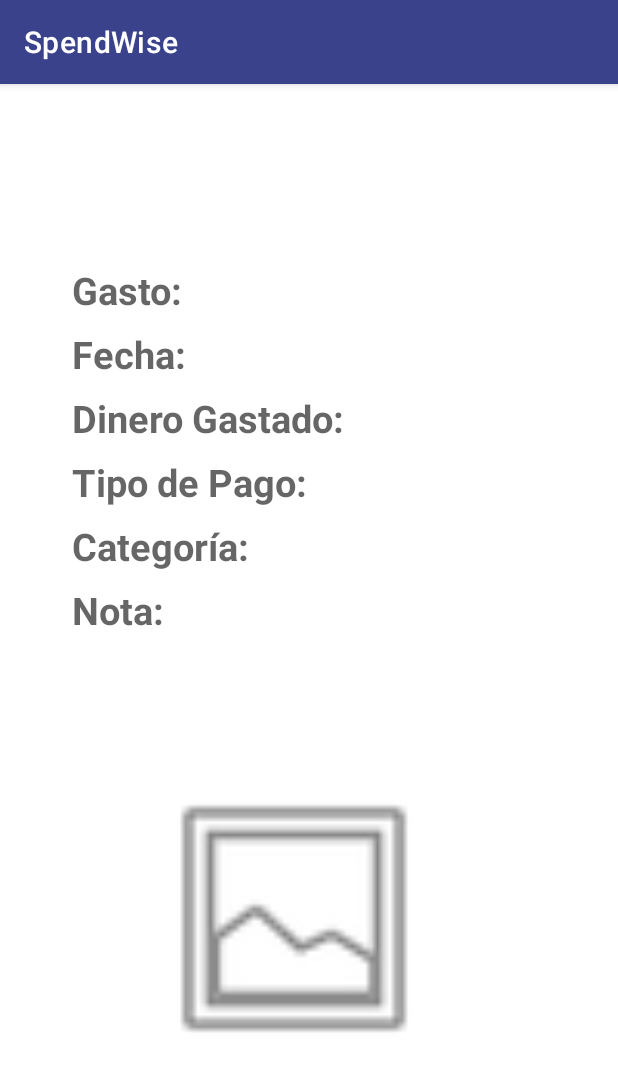
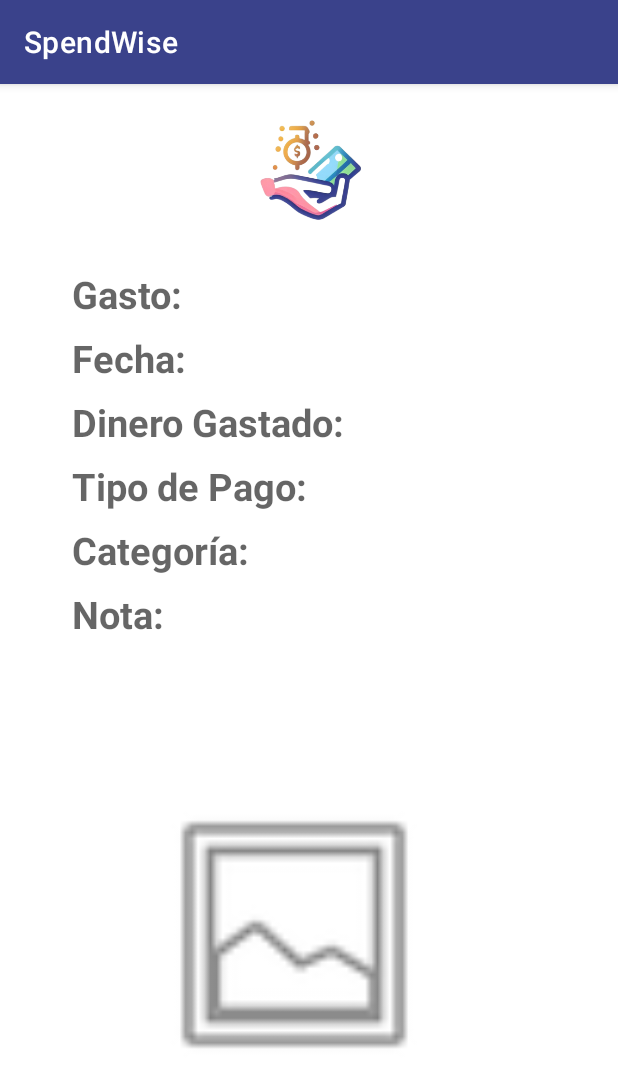
Before and after one commit to Antoranz/PAD_Proyecto, an Android app: the ExpenseViewActivity screen opened directly, with no data from a screen before it, on a phone screen of 412 x 824 dp. Shown: the top 1087 px of the screen. Run offline under Robolectric (Android 15) with nearby library versions, the phone set to English and light mode, and no system bars; 7 statements that could not run were skipped.

Commit message:
cambios vista expenseView Sergio

```diff
--- a/app/src/main/java/com/example/pad_proyecto/activities/OpenActivity.java
+++ b/app/src/main/java/com/example/pad_proyecto/activities/OpenActivity.java
@@ -30,7 +30,7 @@ public class OpenActivity extends AppCompatActivity {
             @Override
             public void run() {
                 if(u!=null){
-                    changeActivity();
+                    viewActivity();
                 }else{
                     changeUserActivity();
                 }
--- a/app/src/main/res/layout-land/activity_expense_view.xml
+++ b/app/src/main/res/layout-land/activity_expense_view.xml
@@ -22,7 +22,8 @@
 
         <LinearLayout
             android:id="@+id/linearLayout"
-            android:layout_width="340dp"
+            android:layout_width="370dp"
+            android:layout_marginStart="30dp"
             android:layout_height="match_parent"
             android:orientation="vertical">
 
@@ -42,6 +43,9 @@
 
                 <TextView
                     android:id="@+id/expenseName"
+                    android:layout_marginTop="8dp"
+                    android:layout_marginLeft="8dp"
+                    android:textSize="20sp"
                     android:layout_width="wrap_content"
                     android:layout_height="wrap_content"
                     android:textAppearance="@style/TextAppearance.AppCompat.Medium" />
@@ -63,6 +67,9 @@
 
                 <TextView
                     android:id="@+id/timeDate"
+                    android:layout_marginTop="8dp"
+                    android:layout_marginLeft="8dp"
+                    android:textSize="20sp"
                     android:layout_width="wrap_content"
                     android:layout_height="wrap_content"
                     android:textAppearance="@style/TextAppearance.AppCompat.Medium" />
@@ -85,6 +92,9 @@
 
                 <TextView
                     android:id="@+id/spentMoney"
+                    android:layout_marginTop="8dp"
+                    android:layout_marginLeft="8dp"
+                    android:textSize="20sp"
                     android:layout_width="wrap_content"
                     android:layout_height="wrap_content"
                     android:textAppearance="@style/TextAppearance.AppCompat.Medium" />
@@ -107,6 +117,9 @@
 
                 <TextView
                     android:id="@+id/paymentMethod"
+                    android:layout_marginTop="8dp"
+                    android:layout_marginLeft="8dp"
+                    android:textSize="20sp"
                     android:layout_width="wrap_content"
                     android:layout_height="wrap_content"
                     android:textAppearance="@style/TextAppearance.AppCompat.Medium" />
@@ -131,9 +144,17 @@
                     android:id="@+id/expenseType"
                     android:layout_width="wrap_content"
                     android:layout_height="wrap_content"
-                    android:textAppearance="@style/TextAppearance.AppCompat.Medium" />
+                    android:layout_marginLeft="8dp"
+                    android:layout_marginTop="8dp"
+                    android:textAppearance="@style/TextAppearance.AppCompat.Medium"
+                    android:textSize="20sp" />
 
             </LinearLayout>
+
+            <LinearLayout
+                android:layout_width="match_parent"
+                android:layout_height="match_parent"
+                android:orientation="horizontal">
 
                 <TextView
                     android:layout_width="wrap_content"
@@ -148,13 +169,18 @@
                     android:id="@+id/noteExpense"
                     android:layout_width="match_parent"
                     android:layout_height="59dp"
-                android:textAppearance="@style/TextAppearance.AppCompat.Medium" />
+                    android:layout_marginLeft="8dp"
+                    android:layout_marginTop="8dp"
+                    android:textAppearance="@style/TextAppearance.AppCompat.Medium"
+                    android:textSize="20sp" />
+            </LinearLayout>
 
         </LinearLayout>
 
         <LinearLayout
             android:layout_width="309dp"
             android:layout_height="match_parent"
+            android:layout_marginLeft="20dp"
             android:orientation="vertical">
 
             <ImageView
--- a/app/src/main/res/layout/activity_expense_view.xml
+++ b/app/src/main/res/layout/activity_expense_view.xml
@@ -1,17 +1,34 @@
 <?xml version="1.0" encoding="utf-8"?>
 <androidx.constraintlayout.widget.ConstraintLayout xmlns:android="http://schemas.android.com/apk/res/android"
     xmlns:app="http://schemas.android.com/apk/res-auto"
+    xmlns:tools="http://schemas.android.com/tools"
     android:layout_width="match_parent"
     android:layout_height="match_parent">
+
+    <LinearLayout
+        android:layout_width="100dp"
+        android:layout_height="77dp"
+        android:orientation="horizontal"
+        app:layout_constraintBottom_toTopOf="@+id/linearLayout"
+        app:layout_constraintEnd_toEndOf="parent"
+        app:layout_constraintStart_toStartOf="parent"
+        app:layout_constraintTop_toTopOf="parent">
+
+        <ImageView
+            android:id="@+id/imageView3"
+            android:layout_width="wrap_content"
+            android:layout_height="wrap_content"
+            app:srcCompat="@mipmap/ic_launcher_round" />
+    </LinearLayout>
 
     <LinearLayout
         android:id="@+id/linearLayout"
         android:layout_width="296dp"
         android:layout_height="544dp"
         android:layout_marginStart="48dp"
-        android:layout_marginTop="64dp"
+        android:layout_marginTop="55dp"
         android:layout_marginEnd="48dp"
-        android:layout_marginBottom="64dp"
+        android:layout_marginBottom="50dp"
         android:orientation="vertical"
         app:layout_constraintBottom_toBottomOf="parent"
         app:layout_constraintEnd_toEndOf="parent"
@@ -35,6 +52,9 @@
 
             <TextView
                 android:id="@+id/expenseName"
+                android:layout_marginTop="8dp"
+                android:layout_marginLeft="8dp"
+                android:textSize="20sp"
                 android:layout_width="wrap_content"
                 android:layout_height="wrap_content"
                 android:textAppearance="@style/TextAppearance.AppCompat.Medium" />
@@ -57,6 +77,9 @@
             <TextView
                 android:id="@+id/timeDate"
                 android:layout_width="wrap_content"
+                android:layout_marginTop="8dp"
+                android:layout_marginLeft="8dp"
+                android:textSize="20sp"
                 android:layout_height="wrap_content"
                 android:textAppearance="@style/TextAppearance.AppCompat.Medium" />
         </LinearLayout>
@@ -78,6 +101,9 @@
             <TextView
                 android:id="@+id/spentMoney"
                 android:layout_width="wrap_content"
+                android:layout_marginTop="8dp"
+                android:layout_marginLeft="8dp"
+                android:textSize="20sp"
                 android:layout_height="wrap_content"
                 android:textAppearance="@style/TextAppearance.AppCompat.Medium" />
         </LinearLayout>
@@ -99,6 +125,9 @@
             <TextView
                 android:id="@+id/paymentMethod"
                 android:layout_width="wrap_content"
+                android:layout_marginTop="8dp"
+                android:layout_marginLeft="8dp"
+                android:textSize="20sp"
                 android:layout_height="wrap_content"
                 android:textAppearance="@style/TextAppearance.AppCompat.Medium" />
         </LinearLayout>
@@ -120,6 +149,9 @@
             <TextView
                 android:id="@+id/expenseType"
                 android:layout_width="wrap_content"
+                android:layout_marginTop="8dp"
+                android:layout_marginLeft="8dp"
+                android:textSize="20sp"
                 android:layout_height="wrap_content"
                 android:textAppearance="@style/TextAppearance.AppCompat.Medium" />
         </LinearLayout>
@@ -135,6 +167,8 @@
 
         <TextView
             android:id="@+id/noteExpense"
+            android:layout_marginTop="8dp"
+            android:textSize="20sp"
             android:layout_width="match_parent"
             android:layout_height="84dp"
             android:textAppearance="@style/TextAppearance.AppCompat.Medium" />
@@ -148,6 +182,7 @@
             android:layout_marginEnd="5dp"
             android:layout_marginBottom="5dp"
             app:srcCompat="@android:drawable/ic_menu_gallery" />
+
     </LinearLayout>
 
 </androidx.constraintlayout.widget.ConstraintLayout>
```
Lines whose indentation alone changed are shown as unchanged.
